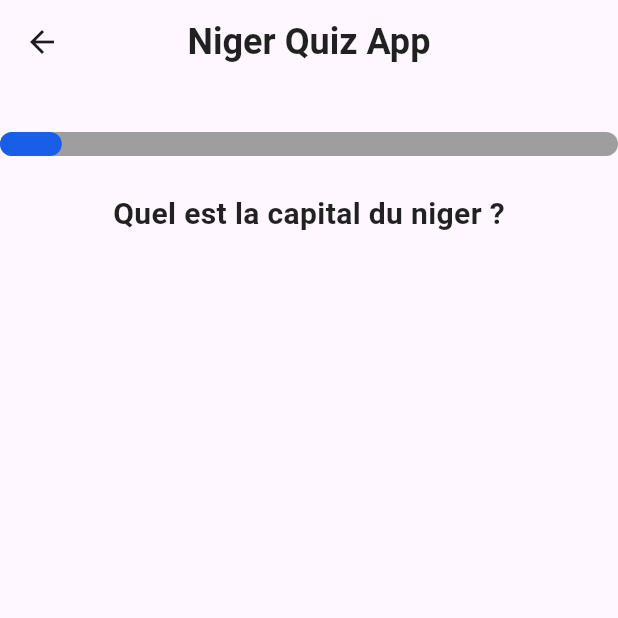
After one commit to Alk096/niger-quiz, a Flutter app: the QuizView screen opened by its route, on a phone screen of 412 x 824 dp, the top half of it. The commit adds this screen. Run offline on Flutter 3.47's test engine with Material 3 defaults, Android fonts, the phone set to English and light mode, and no system bars.

Commit message:
incomplete quiz_view

```diff
--- a/lib/routes/app_router.dart
+++ b/lib/routes/app_router.dart
@@ -1,4 +1,5 @@
 import 'package:flutter/material.dart';
+import 'package:niger_quiz/views/quiz/quiz_view.dart';
 import 'app_routes.dart';
 
 // === Import des vues ===
@@ -21,6 +22,8 @@ class AppRouter {
           );
         }
         return MaterialPageRoute(builder: (context) => CategoriesView(nom : nom));
+      case AppRoutes.quiz:
+        return MaterialPageRoute(builder: (context) => QuizView());
       default:
         return MaterialPageRoute(
           builder: (context) => Scaffold(
--- a/lib/views/categories/categories_view.dart
+++ b/lib/views/categories/categories_view.dart
@@ -1,4 +1,5 @@
 import 'package:flutter/material.dart';
+import 'package:niger_quiz/routes/app_routes.dart';
 import 'package:niger_quiz/theme/size.dart';
 import 'package:niger_quiz/theme/spacing.dart';
 import 'package:niger_quiz/theme/typography.dart';
@@ -54,7 +55,7 @@ class _CategoriesViewState extends State<CategoriesView> {
                     child: InkWell(
                       borderRadius: BorderRadius.all(Radius.circular(UrbainDriverSize.radiusSm)),
                       onTap: () {
-                        print('Hit ${category[1]}');
+                        Navigator.pushNamed(context, AppRoutes.quiz);
                       },
                       child: Card(
                         elevation: 1,
--- a/lib/views/onboarding/onboarding_view.dart
+++ b/lib/views/onboarding/onboarding_view.dart
@@ -1,7 +1,6 @@
 import 'package:flutter/material.dart';
 import 'package:niger_quiz/routes/app_routes.dart';
 import 'package:niger_quiz/views/widgets/button.dart';
-import 'package:niger_quiz/theme/colors.dart';
 import 'package:niger_quiz/theme/spacing.dart';
 import 'package:niger_quiz/theme/typography.dart';
 
@@ -11,7 +10,6 @@ class OnboardingView extends StatelessWidget {
   @override
   Widget build(BuildContext context) {
     return Scaffold(
-      backgroundColor: UrbainDriverColors.background,
       body: Center(
         child: Column(
           children: [
--- /dev/null
+++ b/lib/views/quiz/quiz_view.dart
@@ -0,0 +1,49 @@
+import 'package:flutter/material.dart';
+import 'package:niger_quiz/theme/colors.dart';
+import 'package:niger_quiz/theme/size.dart';
+import 'package:niger_quiz/theme/spacing.dart';
+import 'package:niger_quiz/theme/typography.dart';
+
+class QuizView extends StatefulWidget {
+  const QuizView({super.key});
+
+  @override
+  State<QuizView> createState() => _QuizViewState();
+}
+
+class _QuizViewState extends State<QuizView> {
+
+  @override
+  Widget build(BuildContext context) {
+    return Scaffold(
+      appBar: AppBar(
+        leading: IconButton(
+          onPressed: () => Navigator.pop(context),
+          icon: Icon(Icons.arrow_back),
+        ),
+        title: Text('Niger Quiz App',style: UrbainDriverText.h1,),
+        centerTitle: true,
+      ),
+      body: Center(
+        child: Column(
+          // crossAxisAlignment: CrossAxisAlignment.center,
+          children: [
+            SizedBox(
+              height: UrbainDriverSpacing.xl,
+            ),
+            LinearProgressIndicator(
+              backgroundColor: Colors.grey,
+              color: UrbainDriverColors.primary,
+              minHeight: UrbainDriverSpacing.md,
+              value: 0.1,
+              borderRadius: BorderRadius.all(Radius.circular(UrbainDriverSize.radiusLg)),
+            ),
+            SizedBox(
+              height:UrbainDriverSpacing.lg,
+            ),
+            Text('Quel est la capital du niger ?',style: UrbainDriverText.h2,)
+          ],)
+      ),
+    );
+  }
+}
```
Also changed, not shown: lib/theme/colors.dart (+1 -16 lines).
